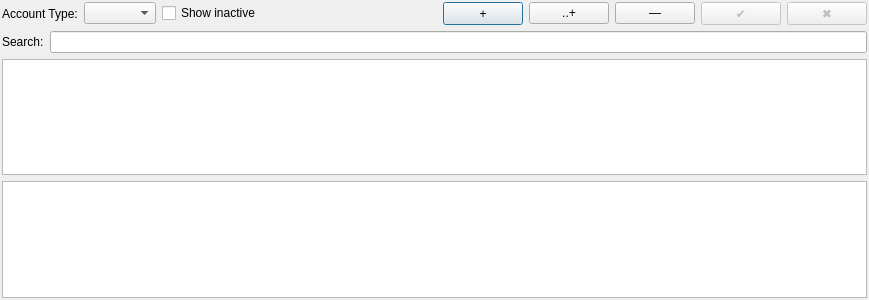
titov-vv/jal, file jal/ui/reference_data_dlg.ui: the form before one commit.
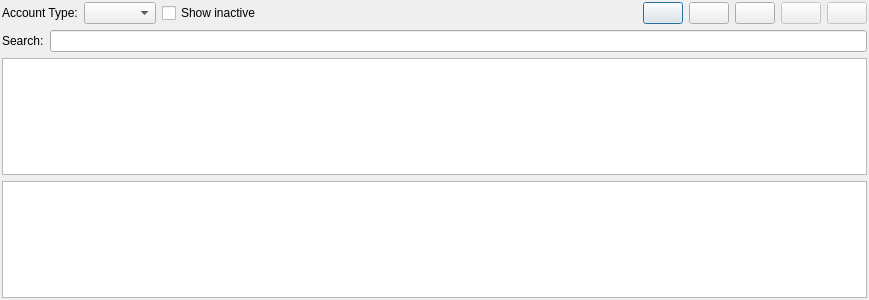
The form after the commit.

Commit message: ReferenceDataDialog class: unicode text for buttons was replaced with icons

The edit to the form file:
```diff
--- a/jal/ui/reference_data_dlg.ui
+++ b/jal/ui/reference_data_dlg.ui
@@ -92,21 +92,21 @@
       <item>
        <widget class="QPushButton" name="AddBtn">
         <property name="text">
-         <string> +️ </string>
+         <string/>
         </property>
        </widget>
       </item>
       <item>
        <widget class="QPushButton" name="AddChildBtn">
         <property name="text">
-         <string>..+</string>
+         <string/>
         </property>
        </widget>
       </item>
       <item>
        <widget class="QPushButton" name="RemoveBtn">
         <property name="text">
-         <string> — </string>
+         <string/>
         </property>
        </widget>
       </item>
@@ -116,7 +116,7 @@
          <bool>false</bool>
         </property>
         <property name="text">
-         <string> ✔ </string>
+         <string/>
         </property>
        </widget>
       </item>
@@ -126,7 +126,7 @@
          <bool>false</bool>
         </property>
         <property name="text">
-         <string> ✖ </string>
+         <string/>
         </property>
        </widget>
       </item>
```
Left out of the diff: 15 changed lines with no effect on the pictures. The commit also changes 4 other files.
